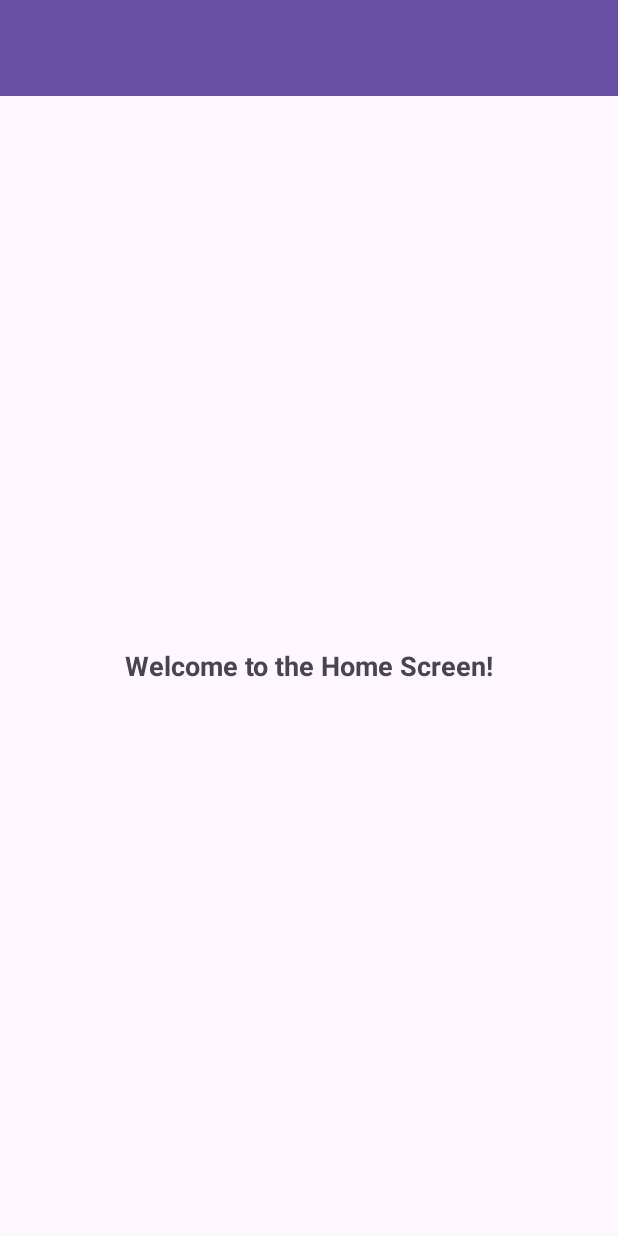
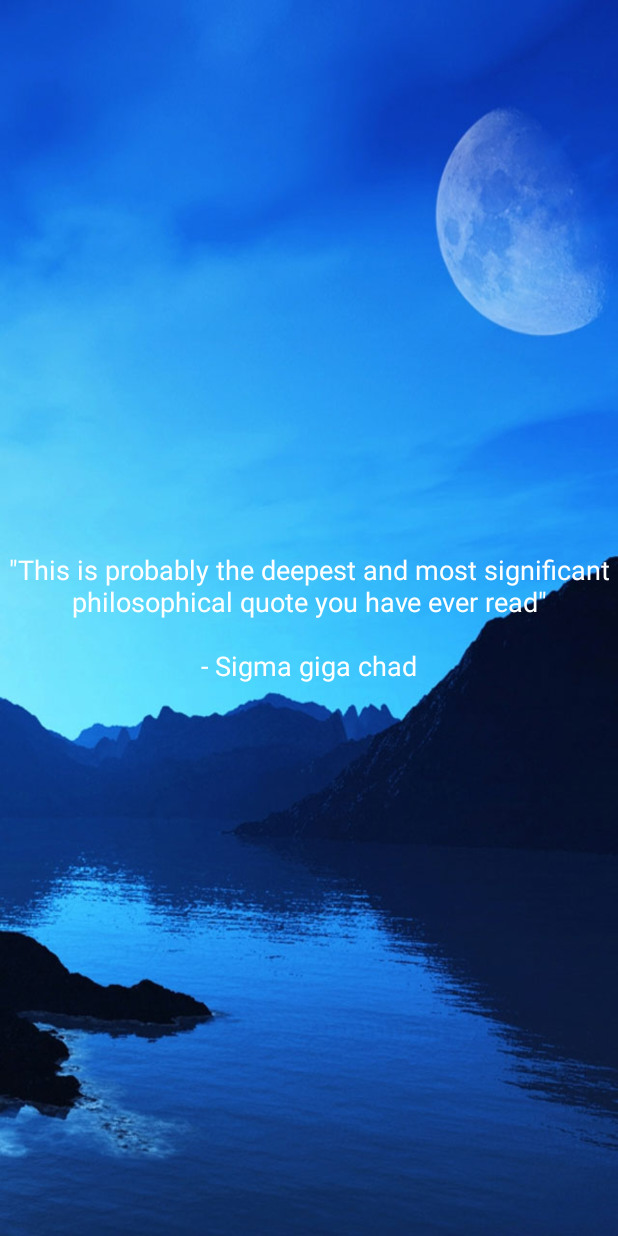
Before and after one commit to MillerErik95/POWapp, an Android app: the screen it shows after launch (MainActivity), on a phone screen of 412 x 824 dp. Run offline under Robolectric (Android 15) with nearby library versions, the phone set to English and light mode, and no system bars.

Commit message:
Home screen changes
+ 7 backgrounds
+ Backgrounds change based on day
+ Centered sample quote and author

```diff
--- a/app/src/main/java/com/example/powapp/MainActivity.java
+++ b/app/src/main/java/com/example/powapp/MainActivity.java
@@ -1,8 +1,10 @@
 package com.example.powapp;
 
 import androidx.appcompat.app.AppCompatActivity;
-
+import java.util.Calendar;
 import android.os.Bundle;
+import android.widget.TextView;
+import android.widget.ImageView;
 import android.widget.Toolbar;
 
 public class MainActivity extends AppCompatActivity {
@@ -11,5 +13,43 @@ public class MainActivity extends AppCompatActivity {
     protected void onCreate(Bundle savedInstanceState) {
         super.onCreate(savedInstanceState);
         setContentView(R.layout.activity_main);
+
+        Calendar calendar = Calendar.getInstance();
+        int dayOfWeek = calendar.get(Calendar.DAY_OF_WEEK);
+
+        ImageView backgroundImageView = findViewById(R.id.backgroundImageView);
+
+        switch (dayOfWeek) {
+            case Calendar.SUNDAY:
+                backgroundImageView.setBackgroundResource(R.drawable.sunday_background);
+                break;
+            case Calendar.MONDAY:
+                backgroundImageView.setBackgroundResource(R.drawable.monday_background);
+                break;
+            case Calendar.TUESDAY:
+                backgroundImageView.setBackgroundResource(R.drawable.tuesday_background);
+                break;
+            case Calendar.WEDNESDAY:
+                backgroundImageView.setBackgroundResource(R.drawable.wednesday_background);
+                break;
+            case Calendar.THURSDAY:
+                backgroundImageView.setBackgroundResource(R.drawable.thursday_background);
+                break;
+            case Calendar.FRIDAY:
+                backgroundImageView.setBackgroundResource(R.drawable.friday_background);
+                break;
+            case Calendar.SATURDAY:
+                backgroundImageView.setBackgroundResource(R.drawable.saturday_background);
+                break;
+        }
+
+        TextView quoteTextView = findViewById(R.id.quoteTextView);
+
+        String quote = "This is probably the deepest and most significant philosophical quote you have ever read";
+        String author = "Sigma giga chad";
+        String formattedQuote = String.format("\"%s\"\n\n- %s", quote, author);
+
+        quoteTextView.setText(formattedQuote);
+
     }
 }
--- a/app/src/main/res/layout/activity_main.xml
+++ b/app/src/main/res/layout/activity_main.xml
@@ -1,35 +1,36 @@
 <?xml version="1.0" encoding="utf-8"?>
-<RelativeLayout xmlns:android="http://schemas.android.com/apk/res/android"
+<androidx.constraintlayout.widget.ConstraintLayout xmlns:android="http://schemas.android.com/apk/res/android"
+    xmlns:app="http://schemas.android.com/apk/res-auto"
+    xmlns:tools="http://schemas.android.com/tools"
     android:layout_width="match_parent"
-    android:layout_height="match_parent">
+    android:layout_height="match_parent"
+    tools:context=".MainActivity">
 
-    <!-- Toolbar -->
-    <androidx.appcompat.widget.Toolbar
-        android:id="@+id/toolbar"
+    <FrameLayout
         android:layout_width="match_parent"
-        android:layout_height="?attr/actionBarSize"
-        android:background="?attr/colorPrimary"
-        android:elevation="4dp"
-        android:theme="@style/ThemeOverlay.AppCompat.ActionBar"
-        android:popupTheme="@style/ThemeOverlay.AppCompat.Light"/>
+        android:layout_height="match_parent">
 
-    <!-- Main Content Area -->
-    <FrameLayout
-        android:id="@+id/main_content"
-        android:layout_width="match_parent"
-        android:layout_height="match_parent"
-        android:layout_below="@id/toolbar">
+        <ImageView
+            android:id="@+id/backgroundImageView"
+            android:layout_width="match_parent"
+            android:layout_height="match_parent"
+            android:scaleType="centerCrop"/>
 
-        <!-- You can add your content here -->
-        <!-- For example, a TextView for a welcome message -->
-        <TextView
-            android:layout_width="wrap_content"
-            android:layout_height="wrap_content"
-            android:text="Welcome to the Home Screen!"
-            android:layout_gravity="center"
-            android:textSize="18sp"
-            android:textStyle="bold"/>
+        <RelativeLayout
+            android:layout_width="match_parent"
+            android:layout_height="match_parent"
+            android:gravity="center">
 
+            <TextView
+                android:id="@+id/quoteTextView"
+                android:layout_width="wrap_content"
+                android:layout_height="wrap_content"
+                android:gravity="center"
+                android:textColor="#FFFFFF"
+                android:textSize="18sp"
+                android:textAlignment="center" />
+        </RelativeLayout>
     </FrameLayout>
 
-</RelativeLayout>
+
+</androidx.constraintlayout.widget.ConstraintLayout>
```
Also changed, not shown: app/src/main/res/drawable/friday_background.jpeg (added), app/src/main/res/drawable/ic_launcher_foreground.xml (renamed from app/src/main/res/drawable-v24/ic_launcher_foreground.xml), app/src/main/res/drawable/monday_background.jpg (added), app/src/main/res/drawable/saturday_background.jpeg (added), app/src/main/res/drawable/sunday_background.jpeg (added), app/src/main/res/drawable/thursday_background.jpeg (added), app/src/main/res/drawable/tuesday_background.jpg (added), app/src/main/res/drawable/wednesday_background.jpeg (added).
